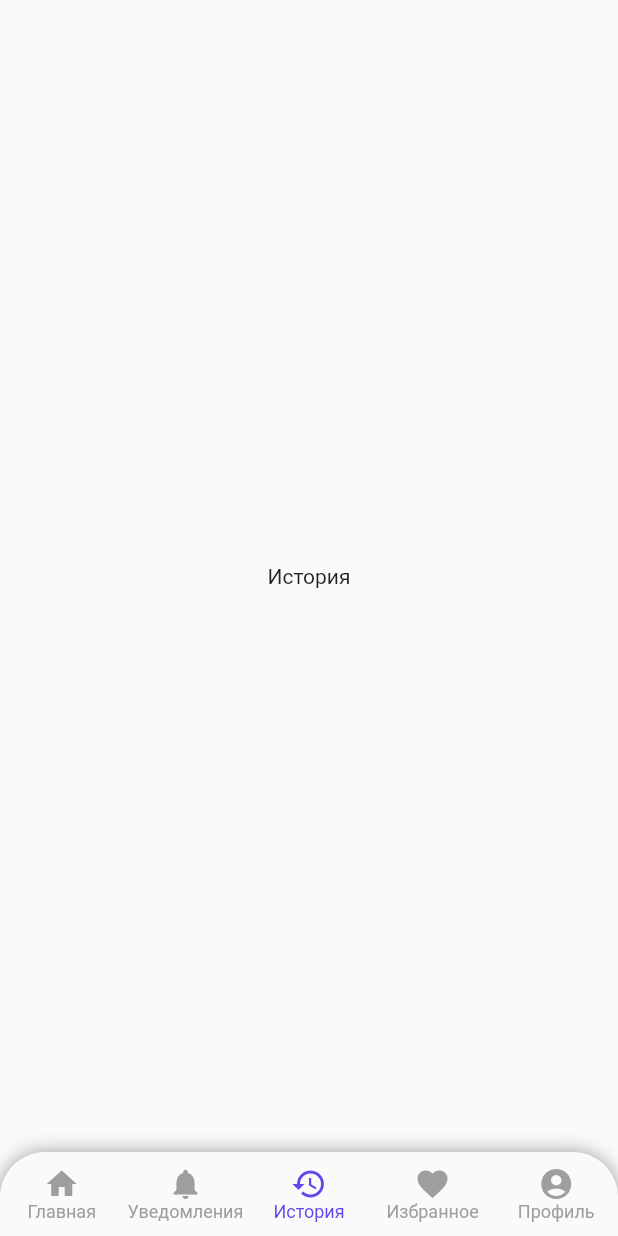
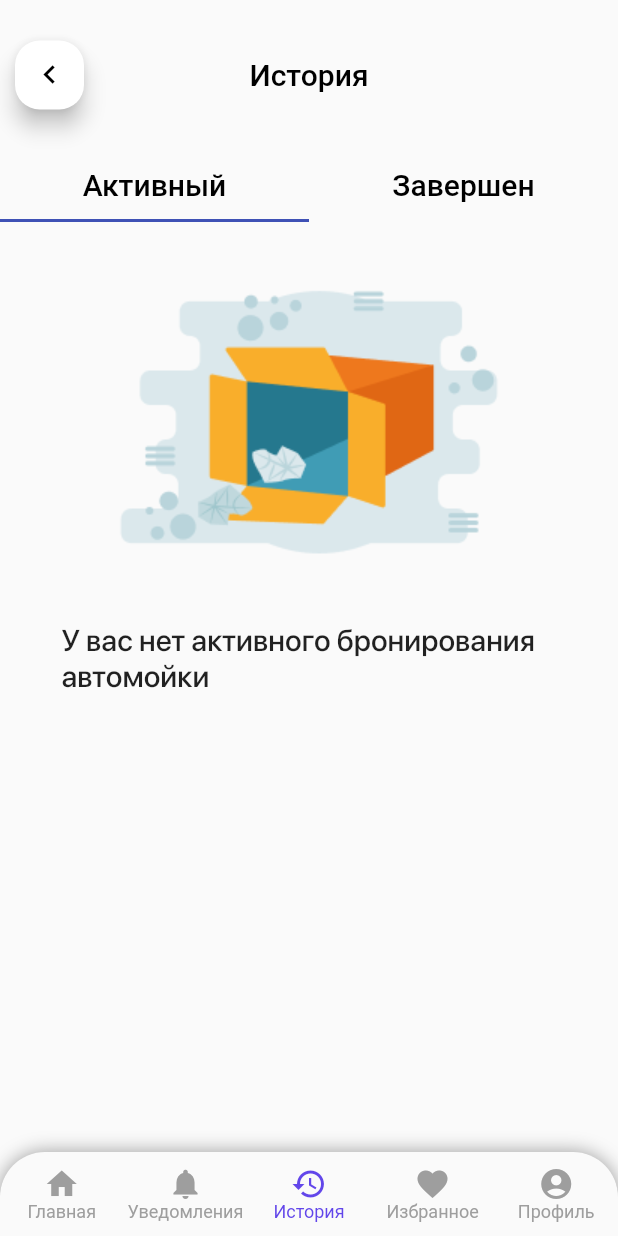
Before and after one commit to dimashkairolda/kutpekz, a Flutter app: the HomeScreen screen opened directly, item 3 of the bottom bar chosen, on a phone screen of 412 x 824 dp. Run offline on Flutter 3.47's test engine with Material 2 defaults, Android fonts, the phone set to English and light mode, and no system bars; our stand-ins replace cloud_firestore, firebase_auth, firebase_core, firebase_storage, image_picker, material_floating_search_bar and 2 more; missing offline and left inert: dgis_flutter, image_to_byte; accounts and stored records are empty.

Commit message:
History + Language

```diff
--- a/lib/home_page.dart
+++ b/lib/home_page.dart
@@ -2,9 +2,9 @@ import 'package:flutter/material.dart';
 import 'package:kutpekz/auth_provider.dart';
 import 'package:kutpekz/pages/bottom_nav/profile_page.dart';
 import 'package:kutpekz/pages/map_page.dart';
-import 'package:kutpekz/pages/search_bar.dart';
 import 'package:material_floating_search_bar/material_floating_search_bar.dart';
 import 'package:provider/provider.dart';
+import 'package:kutpekz/pages/history_page.dart';
 
 class HomeScreen extends StatefulWidget {
   const HomeScreen({Key? key}) : super(key: key);
@@ -19,15 +19,16 @@ class _HomeScreenState extends State<HomeScreen> {
   _changeIndex(int index) {
     setState(() {
       _selectedTabIndex = index;
+      print("index..." + index.toString());
     });
   }
 
   final List  _pages = [
-    const SearchBar(),
-    const Text("Уведомления"),
-    const Text("История"),
-    const Text("Избранное"),
-    const ProfilePage(),
+    MapPage(),
+    Text("Уведомления"),
+    History(),
+    Text("Избранное"),
+    ProfilePage(),
   ];
 
   @override
--- a/lib/main.dart
+++ b/lib/main.dart
@@ -42,7 +42,7 @@ class MyApp extends StatelessWidget{
     return MaterialApp(
       debugShowCheckedModeBanner: false,
       theme: ThemeData(
-        primarySwatch: Colors.amber,
+        primarySwatch: Colors.indigo,
         // fontFamily: 'San Francisco',
       ),
       title: 'Kutpe-Kz',
@@ -55,7 +55,7 @@ class MyApp extends StatelessWidget{
         '/signup': (context) => const SignUp(),
         '/reset': (context) => const ResetPassword(),
         '/profile_edit': (context) => const ProfileEdit(),
-        '/language_edit': (context) => const Language_Edit(),
+        '/language_edit': (context) => const Language_edit(),
         '/profile_page':(context)=> const ProfileEdit(),
       },
     );
--- /dev/null
+++ b/lib/pages/history_page.dart
@@ -0,0 +1,54 @@
+import 'package:flutter/material.dart';
+import 'package:kutpekz/tabs/history_active.dart';
+import 'package:kutpekz/tabs/history_inactive.dart';
+
+class History extends StatelessWidget {
+  const History({Key? key}) : super(key: key);
+
+  @override
+  Widget build(BuildContext context) {
+    return DefaultTabController(length: 2,
+      child: Scaffold(
+        appBar: AppBar(title: Text('История'),
+          toolbarHeight: 100  ,
+          backgroundColor: Colors.transparent, elevation: 0,
+          foregroundColor: Colors.black,
+          automaticallyImplyLeading: false,
+          centerTitle: true,
+          leading:
+          Container(height: 100.0,
+            width: 100.0,
+            margin: EdgeInsets.only(left: 10),
+            child: FittedBox(
+              child: FloatingActionButton( onPressed: () {
+              },
+                shape: RoundedRectangleBorder(
+                  borderRadius: BorderRadius.circular(20),
+                ),
+                child: Icon(Icons.chevron_left, size: 30, color: Colors.black,),
+                backgroundColor: Colors.white,),
+            ),
+          ),
+
+        ),
+        body:
+        Column(
+          children: [
+            TabBar(tabs: [
+              Tab(child: Text('Активный', style: TextStyle(color: Colors.black, fontWeight: FontWeight.w500, fontSize: 20),),),
+              Tab(child: Text('Завершен', style: TextStyle(color: Colors.black, fontWeight: FontWeight.w500, fontSize: 20),),),
+            ]),
+            Expanded(
+              child:
+              TabBarView(children: [
+                Active(),
+                Inactive(),
+              ],
+              ),
+            ),
+          ],
+        ),
+      ),
+    );
+  }
+}
--- /dev/null
+++ b/lib/tabs/history_active.dart
@@ -0,0 +1,28 @@
+import 'package:flutter/material.dart';
+class Active extends StatelessWidget {
+  const Active({Key? key}) : super(key: key);
+
+  @override
+  Widget build(BuildContext context) {
+    return Scaffold(
+      body: Row(
+        mainAxisAlignment: MainAxisAlignment.center,
+        children: [
+          Column(
+            children: [
+              Image.asset('assets/Empty_box.png', width: 340, height: 267,),
+
+              SizedBox(
+                height: 100,
+                width: 330,
+                child:
+                Text('У вас нет активного бронирования автомойки', style: TextStyle(fontFamily: 'San Francisco', fontWeight: FontWeight.w500, fontSize: 20),),
+              ),
+
+            ],
+          ),
+        ],
+      ),
+    );
+  }
+}
--- a/pubspec.yaml
+++ b/pubspec.yaml
@@ -84,6 +84,7 @@ flutter:
      - assets/Signup.png
      - assets/pin_drop.png
      - assets/position.png
+     - assets/
 
   # An image asset can refer to one or more resolution-specific "variants", see
   # https://flutter.dev/assets-and-images/#resolution-aware
```
Also changed, not shown: lib/pages/bottom_nav/languageedit.dart (+101 -116 lines), lib/pages/bottom_nav/profileedit.dart (+52 -29 lines), lib/tabs/history_inactive.dart (added, +95 -0 lines), assets/Empty_box.png (added), pubspec.lock.
